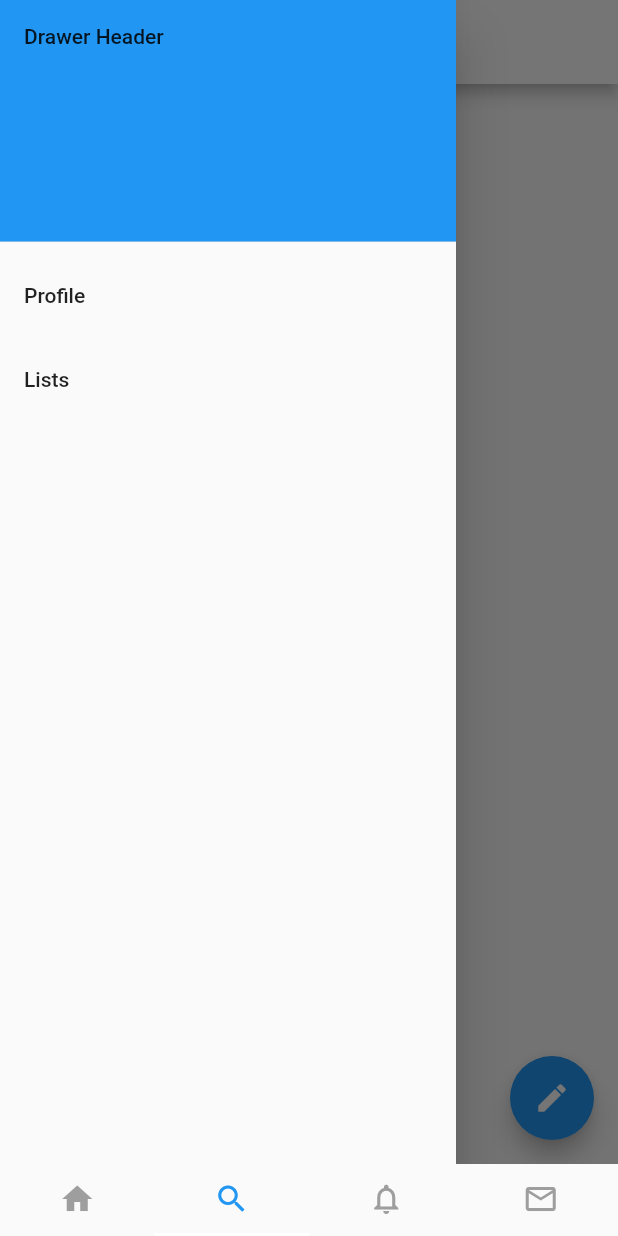
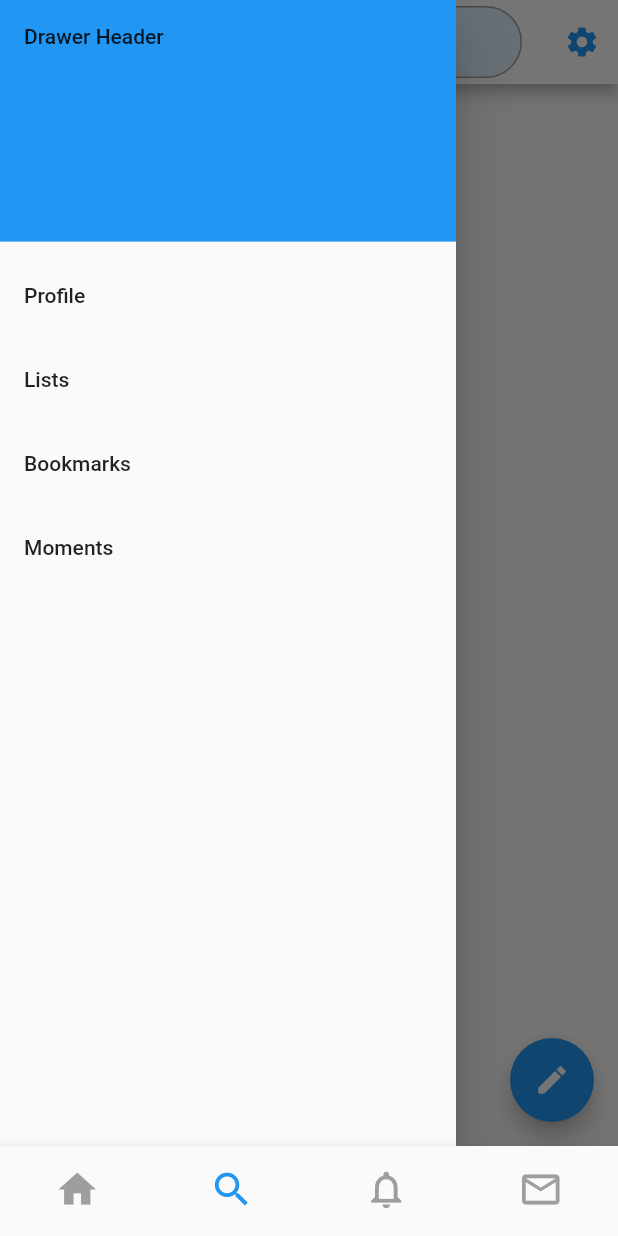
Before and after one commit to oreoluwa-bs/Flutter-Practice, a Flutter app: the screen it shows after launch, item 2 of the bottom bar chosen, in the side drawer, after a tap on the "person" icon, on a phone screen of 412 x 824 dp. Run offline on Flutter 3.47's test engine with Material 2 defaults, Android fonts, the phone set to English and light mode, and no system bars.

Commit message:
Added search bar

```diff
--- a/lib/components/buttons/add_tweet_button.dart
+++ /dev/null
@@ -1,13 +0,0 @@
-import 'package:flutter/material.dart';
-
-class AddTweetNavigator extends StatelessWidget {
-  @override
-  Widget build(BuildContext context) {
-    return FloatingActionButton(
-      onPressed: () {
-        print('hi');
-      },
-      child: Icon(Icons.create),
-    );
-  }
-}
--- /dev/null
+++ b/lib/components/buttons/floating_button.dart
@@ -0,0 +1,18 @@
+import 'package:flutter/material.dart';
+
+class FloatingButtn extends StatelessWidget {
+  final IconData icon;
+  final Function func = () {
+    print('Hi');
+  };
+
+  FloatingButtn(this.icon);
+
+  @override
+  Widget build(BuildContext context) {
+    return FloatingActionButton(
+      onPressed: func,
+      child: Icon(icon),
+    );
+  }
+}
--- a/lib/components/drawer/drawer_page.dart
+++ b/lib/components/drawer/drawer_page.dart
@@ -22,6 +22,14 @@ class DrawerPage extends StatelessWidget {
           ListTile(
             title: Text('Lists'),
             onTap: () {},
+          ),
+          ListTile(
+            title: Text('Bookmarks'),
+            onTap: () {},
+          ),
+          ListTile(
+            title: Text('Moments'),
+            onTap: () {},
           )
         ],
       ),
--- a/lib/main.dart
+++ b/lib/main.dart
@@ -13,64 +13,110 @@ class MyApp extends StatelessWidget {
   Widget build(BuildContext context) {
     return (MaterialApp(
       theme: ThemeData(
-        primaryColor: Colors.white,
-        primaryIconTheme: IconThemeData(
-          color: Colors.blue,
-        )
-      ),
+          primaryColor: Colors.white,
+          primaryIconTheme: IconThemeData(
+            color: Colors.blue,
+          )),
       home: MyBottomTabs(),
     ));
   }
 }
 
 class MyBottomTabs extends StatefulWidget {
+  MyBottomTabs({Key key}) : super(key: key);
+
   @override
   _MyBottomTabsState createState() => _MyBottomTabsState();
 }
 
-class _MyBottomTabsState extends State<MyBottomTabs>
-    with SingleTickerProviderStateMixin {
-  TabController controller;
+class _MyBottomTabsState extends State<MyBottomTabs> {
+  int _selectedIndex = 0;
+  static List<Widget> _widgetOptions = <Widget>[
+    HomePage(),
+    SearchView(),
+    NotificationsPage(),
+    DirectMessageView(),
+  ];
 
-  @override
-  void initState() {
-    super.initState();
-    controller = new TabController(vsync: this, length: 4);
-  }
-
-  @override
-  void dispose() {
-    super.dispose();
+  void _onItemTapped(int index) {
+    setState(() {
+      _selectedIndex = index;
+    });
   }
 
   @override
   Widget build(BuildContext context) {
     return Scaffold(
-      bottomNavigationBar: Material(
-        child: TabBar(
-          controller: controller,
-          labelStyle: TextStyle(fontSize: 50),
-          labelColor: Colors.blue,
-          unselectedLabelColor: Colors.grey,
-          indicatorColor: Colors.white,
-          tabs: <Widget>[
-            Tab(icon: Icon(Icons.home)),
-            Tab(icon: Icon(Icons.search)),
-            Tab(icon: Icon(Icons.notifications_none)),
-            Tab(icon: Icon(Icons.mail_outline)),
-          ],
-        ),
+      body: Center(
+        child: _widgetOptions.elementAt(_selectedIndex),
       ),
-      body: TabBarView(
-        physics: NeverScrollableScrollPhysics(),
-        controller: controller,
-        children: <Widget>[
-          HomePage(),
-          SearchView(),
-          NotificationsPage(),
-          DirectMessageView(),
+      bottomNavigationBar: BottomNavigationBar(
+        iconSize: 30,
+        showSelectedLabels: false,
+        showUnselectedLabels: false,
+        type: BottomNavigationBarType.fixed,
+        items: const <BottomNavigationBarItem>[
+          BottomNavigationBarItem(icon: Icon(Icons.home), title: Text('Home')),
+          BottomNavigationBarItem(
+              icon: Icon(Icons.search), title: Text('Search')),
+          BottomNavigationBarItem(
+              icon: Icon(Icons.notifications_none),
+              title: Text('Notification')),
+          BottomNavigationBarItem(
+              icon: Icon(Icons.mail_outline), title: Text('Direct Messages')),
         ],
+        unselectedItemColor: Colors.grey,
+        currentIndex: _selectedIndex,
+        selectedItemColor: Colors.blue,
+        onTap: _onItemTapped,
       ),
     );
   }
 }
+
+// class _MyBottomTabsState extends State<MyBottomTabs>
+//     with SingleTickerProviderStateMixin {
+//   TabController controller;
+
+//   @override
+//   void initState() {
+//     super.initState();
+//     controller = new TabController(vsync: this, length: 4);
+//   }
+
+//   @override
+//   void dispose() {
+//     super.dispose();
+//   }
+
+//   @override
+//   Widget build(BuildContext context) {
+//     return Scaffold(
+//       bottomNavigationBar: Material(
+//         child: TabBar(
+//           controller: controller,
+//           labelStyle: TextStyle(fontSize: 50),
+//           labelColor: Colors.blue,
+//           unselectedLabelColor: Colors.grey,
+//           indicatorColor: Colors.white,
+//           tabs: <Widget>[
+//             Tab(icon: Icon(Icons.home)),
+//             Tab(icon: Icon(Icons.search)),
+//             Tab(icon: Icon(Icons.notifications_none)),
+//             Tab(icon: Icon(Icons.mail_outline)),
+//           ],
+//         ),
+//       ),
+//       body: TabBarView(
+//         physics: NeverScrollableScrollPhysics(),
+//         controller: controller,
+//         children: <Widget>[
+//           HomePage(),
+//           SearchView(),
+//           NotificationsPage(),
+//           DirectMessageView(),
+//         ],
+//       ),
+//     );
+//   }
+// }
--- a/lib/screens/DirectMessagesPage.dart
+++ b/lib/screens/DirectMessagesPage.dart
@@ -1,18 +1,43 @@
 import 'package:flutter/material.dart';
+import 'package:flutter_tut/components/buttons/floating_button.dart';
 
-class DirectMessageView extends StatelessWidget {
+import '../components/drawer/drawer_page.dart';
+
+class DirectMessageView extends StatefulWidget {
+  @override
+  _DirectMessageViewState createState() => _DirectMessageViewState();
+}
+
+class _DirectMessageViewState extends State<DirectMessageView> {
+  final GlobalKey<ScaffoldState> _scaffoldKey = new GlobalKey<ScaffoldState>();
+
   @override
   Widget build(BuildContext context) {
     return Scaffold(
+      key: _scaffoldKey,
       appBar: AppBar(
+        leading: IconButton(
+          icon: Icon(Icons.person),
+          onPressed: () {
+            _scaffoldKey.currentState.openDrawer();
+          },
+        ),
         title: Text(
           'Messages',
           style: TextStyle(color: Colors.black),
         ),
+        actions: <Widget>[
+          IconButton(
+            icon: Icon(Icons.settings),
+            onPressed: () {},
+          )
+        ],
       ),
+      drawer: DrawerPage(),
       body: Center(
         child: Icon(Icons.inbox, size: 100, color: Colors.orange),
       ),
+      floatingActionButton: FloatingButtn(Icons.add),
     );
   }
 }
--- a/lib/screens/NotificationsPage.dart
+++ b/lib/screens/NotificationsPage.dart
@@ -1,15 +1,40 @@
+import 'package:flutter/gestures.dart';
 import 'package:flutter/material.dart';
 
-class NotificationsPage extends StatelessWidget {
+import '../components/drawer/drawer_page.dart';
+
+class NotificationsPage extends StatefulWidget {
+  @override
+  _NotificationsPageState createState() => _NotificationsPageState();
+}
+
+class _NotificationsPageState extends State<NotificationsPage> {
+  final GlobalKey<ScaffoldState> _scaffoldKey = new GlobalKey<ScaffoldState>();
+
   @override
   Widget build(BuildContext context) {
     return Scaffold(
+      key: _scaffoldKey,
       appBar: AppBar(
         title: Text(
           'Notifications',
           style: TextStyle(color: Colors.black),
         ),
+        leading: IconButton(
+          icon: Icon(Icons.person),
+          onPressed: () {
+            _scaffoldKey.currentState.openDrawer();
+          },
+        ),
+        actions: <Widget>[
+          IconButton(
+            icon: Icon(Icons.settings),
+            onPressed: () {},
+          )
+        ],
       ),
+      drawer: DrawerPage(),
+      drawerDragStartBehavior: DragStartBehavior.start,
       body: Center(
         child: Icon(Icons.notifications, size: 100, color: Colors.orange),
       ),
--- a/lib/screens/SearchPage.dart
+++ b/lib/screens/SearchPage.dart
@@ -1,6 +1,6 @@
 import 'package:flutter/material.dart';
 
-import '../components/buttons/add_tweet_button.dart';
+import '../components/buttons/floating_button.dart';
 import '../components/drawer/drawer_page.dart';
 
 class SearchView extends StatefulWidget {
@@ -16,51 +16,62 @@ class _SearchViewState extends State<SearchView> {
     return Scaffold(
       key: _scaffoldKey,
       appBar: AppBar(
-        title: Text(
-          'Search',
-          style: TextStyle(color: Colors.black),
+        title: new TextField(
+          style: TextStyle(fontSize: 20.0, color: Color(0xFFbdc6cf)),
+          decoration: new InputDecoration(
+            contentPadding:
+                const EdgeInsets.only(left: 20.0, bottom: 8.0, top: 8.0),
+            filled: true,
+            fillColor: Colors.blue[50],
+            hintText: 'Search Twitter',
+            enabledBorder: const OutlineInputBorder(
+              gapPadding: 4,
+              borderRadius: BorderRadius.horizontal(
+                left: Radius.circular(40),
+                right: Radius.circular(40),
+              ),
+              borderSide: const BorderSide(color: Colors.grey, width: 1.0),
+            ),
+            focusedBorder: const OutlineInputBorder(
+              gapPadding: 4,
+              borderRadius: BorderRadius.horizontal(
+                left: Radius.circular(40),
+                right: Radius.circular(40),
+              ),
+              borderSide: const BorderSide(color: Colors.grey, width: 1.0),
+            ),
+            border: const OutlineInputBorder(
+              gapPadding: 4,
+              borderRadius: BorderRadius.horizontal(
+                left: Radius.circular(40),
+                right: Radius.circular(40),
+              ),
+              borderSide: const BorderSide(color: Colors.grey, width: 1.0),
+            ),
+          ),
         ),
+        // title: Text(
+        //   'Search',
+        //   style: TextStyle(color: Colors.black),
+        // ),
         leading: IconButton(
           icon: Icon(Icons.person),
           onPressed: () {
             _scaffoldKey.currentState.openDrawer();
           },
         ),
+        actions: <Widget>[
+          IconButton(
+            icon: Icon(Icons.settings),
+            onPressed: () {},
+          )
+        ],
       ),
       drawer: DrawerPage(),
       body: Center(
-        child: Icon(Icons.search, size: 100, color: Colors.red),
+        child: Icon(Icons.inbox, size: 100, color: Colors.orange),
       ),
-      floatingActionButton: AddTweetNavigator(),
+      floatingActionButton: FloatingButtn(Icons.create),
     );
   }
 }
-
-class DrawerPage extends StatelessWidget {
-  @override
-  Widget build(BuildContext context) {
-    return Drawer(
-      child: ListView(
-        padding: EdgeInsets.zero,
-        children: <Widget>[
-          DrawerHeader(
-            child: Text('Drawer Header'),
-            decoration: BoxDecoration(
-              color: Colors.blue,
-            ),
-          ),
-          ListTile(
-            title: Text('Profile'),
-            onTap: () {
-              Navigator.pop(context);
-            },
-          ),
-          ListTile(
-            title: Text('Lists'),
-            onTap: () {},
-          )
-        ],
-      ),
-    );
-  }
-}
--- a/lib/screens/homepage.dart
+++ b/lib/screens/homepage.dart
@@ -1,6 +1,6 @@
 import 'package:flutter/material.dart';
 
-import '../components/buttons/add_tweet_button.dart';
+import '../components/buttons/floating_button.dart';
 import '../components/drawer/drawer_page.dart';
 
 class HomePage extends StatefulWidget {
@@ -34,7 +34,7 @@ class _HomePageState extends State<HomePage> {
         ],
       ),
       drawer: DrawerPage(),
-      floatingActionButton: AddTweetNavigator(),
+      floatingActionButton: FloatingButtn(Icons.create),
     );
   }
 }
```
